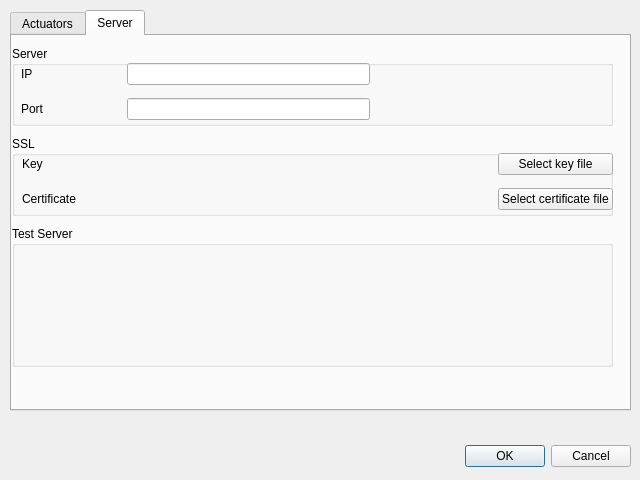
Above: src/ui/configure_actuators.ui from stefanodellosa-personal/WADAS before the change. Below: the same form after it.
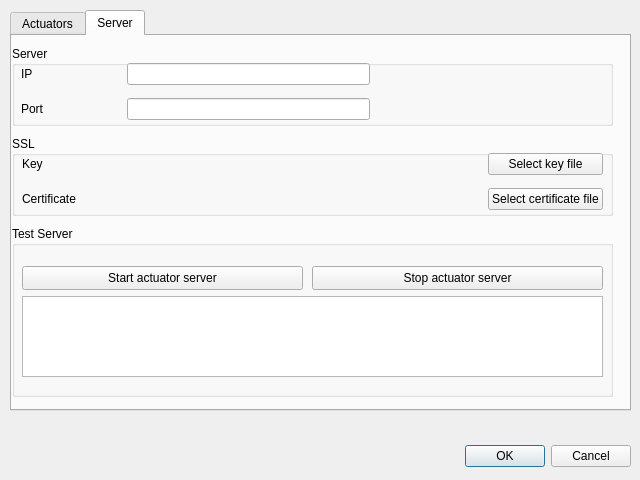
That is the form after the change. The open tabs and pages were chosen to show the change.

What changed in the file:
```diff
--- a/src/ui/configure_actuators.ui
+++ b/src/ui/configure_actuators.ui
@@ -140,7 +140,7 @@
           <rect>
            <x>10</x>
            <y>10</y>
-           <width>591</width>
+           <width>581</width>
            <height>71</height>
           </rect>
          </property>
@@ -220,12 +220,48 @@
           <x>0</x>
           <y>190</y>
           <width>601</width>
-          <height>141</height>
+          <height>171</height>
          </rect>
         </property>
         <property name="title">
          <string>Test Server</string>
         </property>
+        <widget class="QPlainTextEdit" name="plainTextEdit_test_server_log">
+         <property name="geometry">
+          <rect>
+           <x>10</x>
+           <y>70</y>
+           <width>581</width>
+           <height>81</height>
+          </rect>
+         </property>
+        </widget>
+        <widget class="QPushButton" name="pushButton_start_server">
+         <property name="geometry">
+          <rect>
+           <x>10</x>
+           <y>40</y>
+           <width>281</width>
+           <height>24</height>
+          </rect>
+         </property>
+         <property name="text">
+          <string>Start actuator server</string>
+         </property>
+        </widget>
+        <widget class="QPushButton" name="pushButton_stop_server">
+         <property name="geometry">
+          <rect>
+           <x>300</x>
+           <y>40</y>
+           <width>291</width>
+           <height>24</height>
+          </rect>
+         </property>
+         <property name="text">
+          <string>Stop actuator server</string>
+         </property>
+        </widget>
        </widget>
       </widget>
      </widget>
```
Left out of the diff: 37 changed lines with no effect on the pictures.
